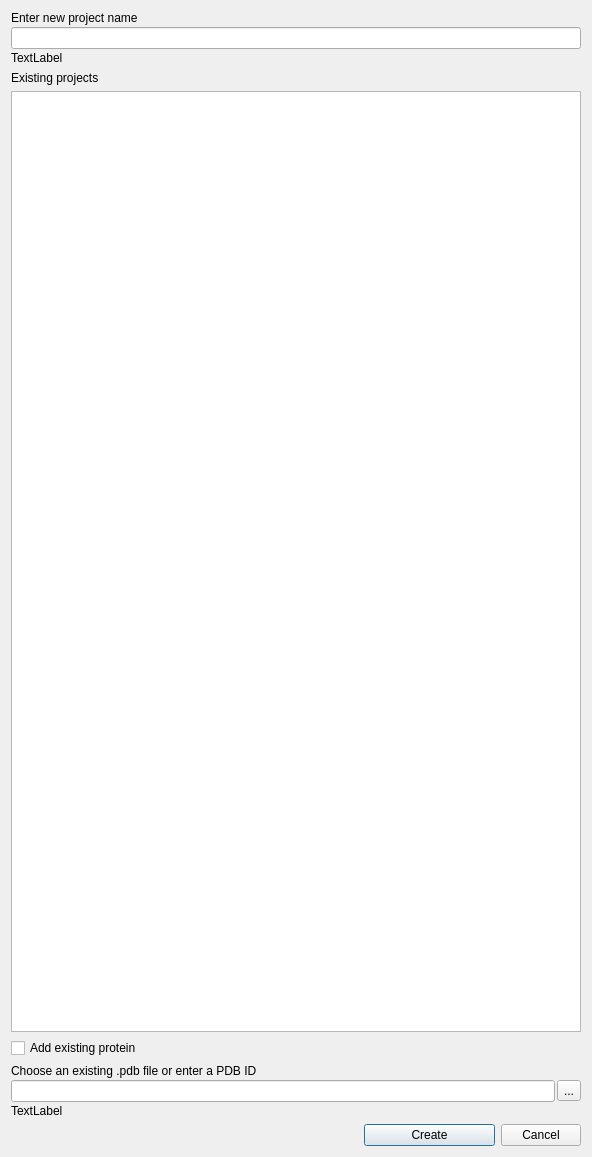
Qt form pyssa/gui/ui/forms/create_project_view.ui (urban233/PySSA) before a commit.
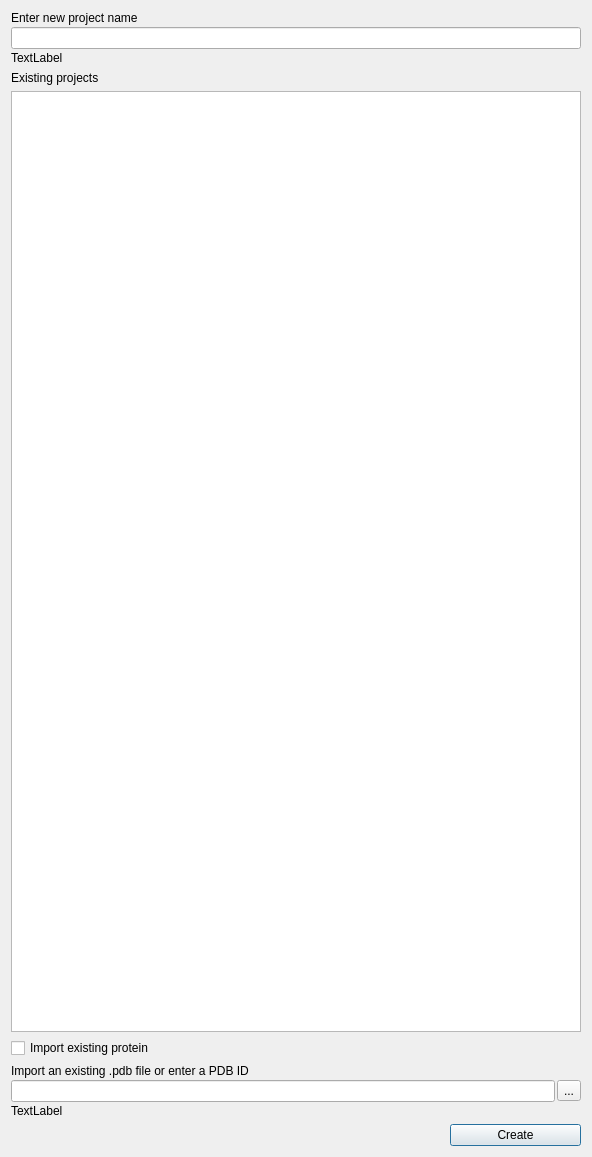
The same form after that commit.

```diff
--- a/pyssa/gui/ui/forms/create_project_view.ui
+++ b/pyssa/gui/ui/forms/create_project_view.ui
@@ -57,12 +57,12 @@
       </widget>
      </item>
      <item>
-      <widget class="QListWidget" name="list_new_projects">
-       <property name="sizePolicy">
-        <sizepolicy hsizetype="Expanding" vsizetype="Expanding">
-         <horstretch>0</horstretch>
-         <verstretch>0</verstretch>
-        </sizepolicy>
+      <widget class="QListView" name="list_create_projects_view"/>
+     </item>
+     <item>
+      <widget class="QCheckBox" name="cb_new_add_reference">
+       <property name="text">
+        <string>Import existing protein</string>
        </property>
        <property name="minimumSize">
         <size>
@@ -80,16 +80,6 @@
      </item>
     </layout>
    </item>
-   <item>
-    <widget class="QCheckBox" name="cb_new_add_reference">
-     <property name="text">
-      <string>Add existing protein</string>
-     </property>
-     <property name="checkable">
-      <bool>true</bool>
-     </property>
-    </widget>
-   </item>
    <item>
     <layout class="QVBoxLayout" name="verticalLayout_36">
      <property name="spacing">
@@ -98,7 +88,7 @@
      <item>
       <widget class="QLabel" name="lbl_new_choose_reference">
        <property name="text">
-        <string>Choose an existing .pdb file or enter a PDB ID</string>
+        <string>Import an existing .pdb file or enter a PDB ID</string>
        </property>
       </widget>
      </item>
@@ -153,13 +143,6 @@
        </property>
       </widget>
      </item>
-     <item>
-      <widget class="QPushButton" name="btn_cancel">
-       <property name="text">
-        <string>Cancel</string>
-       </property>
-      </widget>
-     </item>
     </layout>
    </item>
   </layout>
```
Left out of the diff: 13 changed lines with no effect on the pictures.
